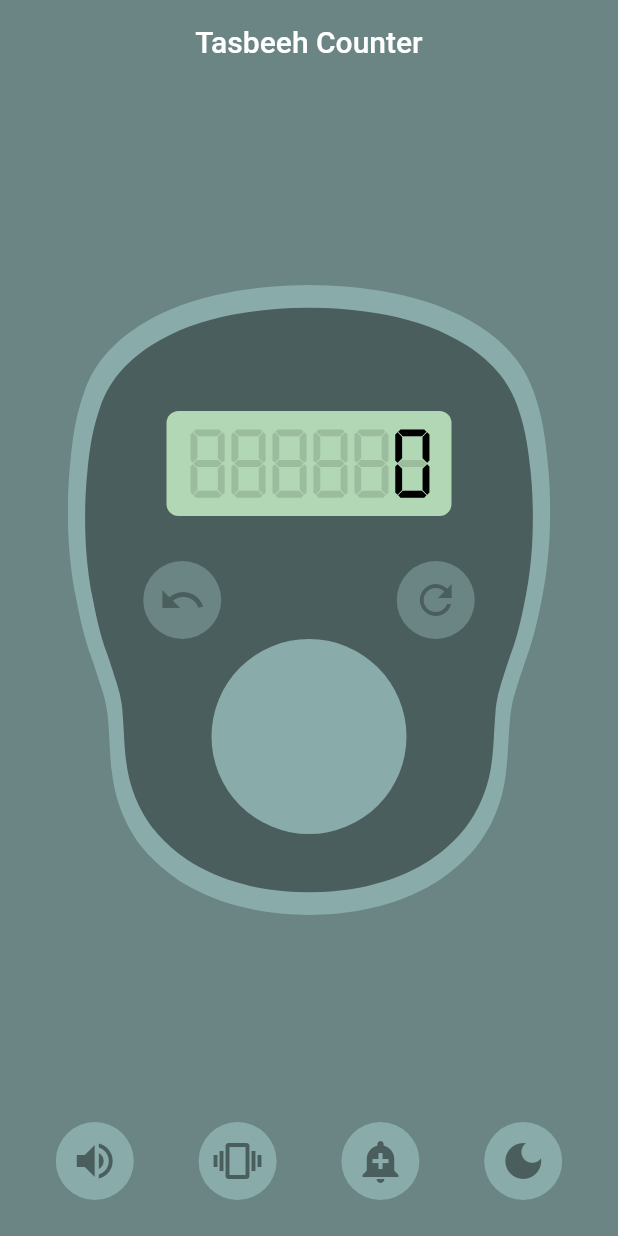
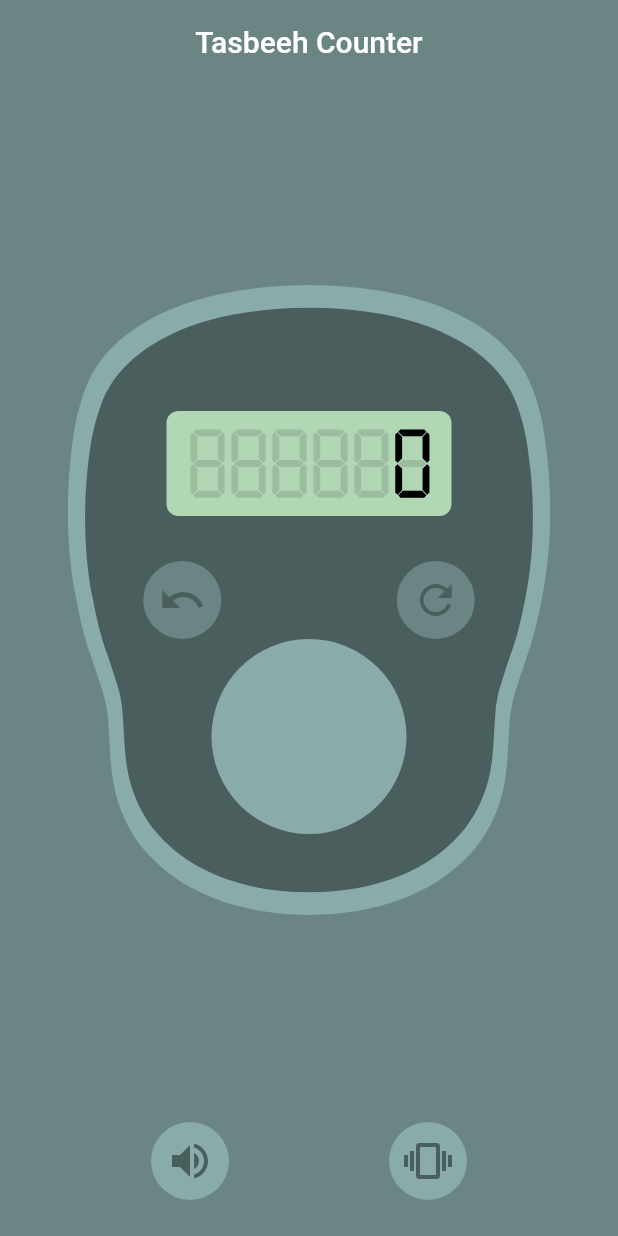
Before and after one commit to n4ff4h/tasbeeh_counter, a Flutter app: the screen it shows after launch, after a tap on the "undo" icon, on a phone screen of 412 x 824 dp. Run offline on Flutter 3.47's test engine with Material 2 defaults, Android fonts, the phone set to English and light mode, and no system bars; our stand-ins replace audioplayers, flutter_svg, freezed_annotation, hooks_riverpod, shared_preferences.

Commit message:
feat: Enable sound and vibration when button pressed

```diff
--- a/lib/providers/counter_notifier_provider.dart
+++ /dev/null
@@ -1,31 +0,0 @@
-import 'package:hooks_riverpod/hooks_riverpod.dart';
-import 'package:tasbeeh_counter/global_providers.dart';
-
-final counterNotifierProvider =
-    StateNotifierProvider<CounterNotifier, int>((ref) {
-  return CounterNotifier(ref.read);
-});
-
-class CounterNotifier extends StateNotifier<int> {
-  final Reader _reader;
-
-  CounterNotifier(this._reader)
-      : super(_reader(sharedPreferencesProvider).getInt('counter') ?? 0);
-
-  void increment() {
-    state += 1;
-    _reader(sharedPreferencesProvider).setInt('counter', state);
-  }
-
-  void decrement() {
-    if (state != 0) {
-      state -= 1;
-      _reader(sharedPreferencesProvider).setInt('counter', state);
-    }
-  }
-
-  void reset() {
-    state = 0;
-    _reader(sharedPreferencesProvider).setInt('counter', state);
-  }
-}
--- /dev/null
+++ b/lib/providers/counter_provider.dart
@@ -0,0 +1,30 @@
+import 'package:hooks_riverpod/hooks_riverpod.dart';
+import 'package:tasbeeh_counter/global_providers.dart';
+
+final counterProvider = StateNotifierProvider<CounterNotifier, int>((ref) {
+  return CounterNotifier(ref.read);
+});
+
+class CounterNotifier extends StateNotifier<int> {
+  final Reader _read;
+
+  CounterNotifier(this._read)
+      : super(_read(sharedPreferencesProvider).getInt('counter') ?? 0);
+
+  void increment() {
+    state += 1;
+    _read(sharedPreferencesProvider).setInt('counter', state);
+  }
+
+  void decrement() {
+    if (state != 0) {
+      state -= 1;
+      _read(sharedPreferencesProvider).setInt('counter', state);
+    }
+  }
+
+  void reset() {
+    state = 0;
+    _read(sharedPreferencesProvider).setInt('counter', state);
+  }
+}
--- a/lib/screens/home_screen.dart
+++ b/lib/screens/home_screen.dart
@@ -1,14 +1,19 @@
 import 'package:flutter/material.dart';
 import 'package:flutter_svg/svg.dart';
+import 'package:hooks_riverpod/hooks_riverpod.dart';
+import 'package:tasbeeh_counter/providers/button_row_provider.dart';
 import 'package:tasbeeh_counter/screens/home_body.dart';
 import 'package:tasbeeh_counter/shared/constants.dart';
 import 'package:tasbeeh_counter/widgets/toggle_button.dart';
 
-class HomeScreen extends StatelessWidget {
+class HomeScreen extends ConsumerWidget {
   const HomeScreen({Key? key}) : super(key: key);
 
   @override
-  Widget build(BuildContext context) {
+  Widget build(BuildContext context, WidgetRef ref) {
+    final buttonRow = ref.watch(buttonRowProvider);
+    final buttonRowNotifier = ref.watch(buttonRowProvider.notifier);
+
     final Size size = MediaQuery.of(context).size;
 
     return Scaffold(
@@ -29,11 +34,19 @@ class HomeScreen extends StatelessWidget {
         height: 100,
         child: Row(
           mainAxisAlignment: MainAxisAlignment.spaceEvenly,
-          children: const [
-            ToggleButton(icon: Icons.volume_up),
-            ToggleButton(icon: Icons.vibration),
-            ToggleButton(icon: Icons.add_alert),
-            ToggleButton(icon: Icons.dark_mode),
+          children: [
+            ToggleButton(
+              icon: Icons.volume_up,
+              onPressed: buttonRowNotifier.toggleSound,
+              buttonActiveState: buttonRow.hasToggledSound,
+            ),
+            ToggleButton(
+              icon: Icons.vibration,
+              onPressed: buttonRowNotifier.toggleVibration,
+              buttonActiveState: buttonRow.hasToggledVibrate,
+            ),
+            //ToggleButton(icon: Icons.add_alert),
+            //ToggleButton(icon: Icons.dark_mode),
           ],
         ),
       ),
--- a/lib/widgets/counter_display.dart
+++ b/lib/widgets/counter_display.dart
@@ -1,6 +1,6 @@
 import 'package:flutter/material.dart';
 import 'package:hooks_riverpod/hooks_riverpod.dart';
-import 'package:tasbeeh_counter/providers/counter_notifier_provider.dart';
+import 'package:tasbeeh_counter/providers/counter_provider.dart';
 import 'package:tasbeeh_counter/widgets/digital_font/digital_font.dart';
 
 class CounterDisplay extends ConsumerWidget {
@@ -10,7 +10,7 @@ class CounterDisplay extends ConsumerWidget {
 
   @override
   Widget build(BuildContext context, WidgetRef ref) {
-    final notifier = ref.watch(counterNotifierProvider);
+    final notifier = ref.watch(counterProvider);
 
     return Center(
       child: Container(
--- a/lib/widgets/toggle_button.dart
+++ b/lib/widgets/toggle_button.dart
@@ -4,17 +4,25 @@ import 'package:tasbeeh_counter/shared/constants.dart';
 
 class ToggleButton extends ConsumerWidget {
   final IconData icon;
+  final VoidCallback onPressed;
+  final bool buttonActiveState;
 
-  const ToggleButton({Key? key, required this.icon}) : super(key: key);
+  const ToggleButton({
+    Key? key,
+    required this.icon,
+    required this.onPressed,
+    required this.buttonActiveState,
+  }) : super(key: key);
 
   @override
   Widget build(BuildContext context, WidgetRef ref) {
     return ElevatedButton(
-      onPressed: () {},
+      onPressed: onPressed,
       style: ButtonStyle(
         shape: MaterialStateProperty.all(const CircleBorder()),
         padding: MaterialStateProperty.all(const EdgeInsets.all(10)),
-        backgroundColor: MaterialStateProperty.all(primaryColor),
+        backgroundColor: MaterialStateProperty.all(
+            buttonActiveState ? const Color(0xFFFFCB42) : primaryColor),
         elevation: MaterialStateProperty.all(0),
       ),
       child: Icon(
--- a/pubspec.yaml
+++ b/pubspec.yaml
@@ -17,18 +17,23 @@ dependencies:
   hooks_riverpod: ^1.0.4
   flutter_svg: ^1.1.4
   shared_preferences: ^2.0.15
+  freezed_annotation: ^2.1.0
+  audioplayers: ^1.0.1
 
 dev_dependencies:
   flutter_test:
     sdk: flutter
 
   flutter_lints: ^2.0.0
+  build_runner: ^2.2.0
+  freezed: ^2.1.0+1
 
 flutter:
   uses-material-design: true
 
   assets:
     - assets/images/
+    - assets/audio/button_click.mp3
 
   # fonts:
   #   - family: Schyler
```
Also changed, not shown: lib/models/button_row_state.dart (added, +13 -0 lines), lib/providers/button_row_provider.dart (added, +55 -0 lines), lib/screens/home_body.dart (+20 -5 lines), lib/models/button_row_state.freezed.dart (added), pubspec.lock, 2 other files.
